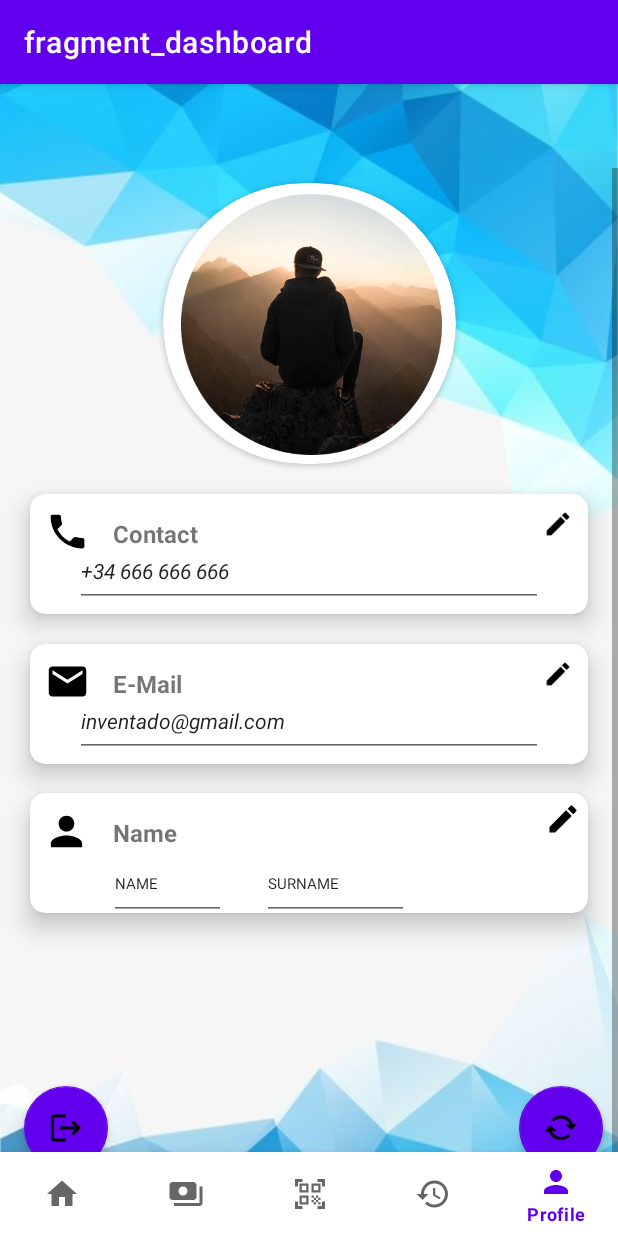
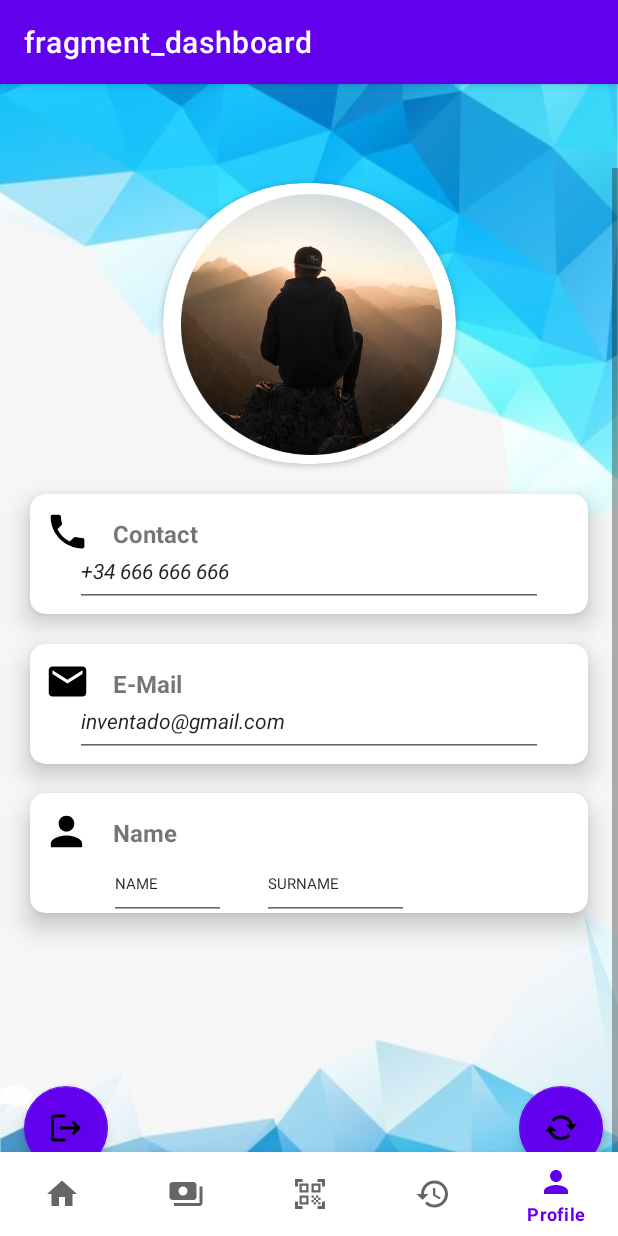
Before and after one commit to irenehernandezvelarde/CORN, an Android app: the ProfileFragment screen opened through its navigation route, on a phone screen of 412 x 824 dp. Run offline under Robolectric (Android 15) with nearby library versions, the phone set to English and light mode, and no system bars; our stand-ins replace navigation-ui.

```diff
--- a/CORN_App/CORN_App/app/src/main/java/com/example/cornapp/view/profile/ProfileFragment.java
+++ b/CORN_App/CORN_App/app/src/main/java/com/example/cornapp/view/profile/ProfileFragment.java
@@ -18,38 +18,16 @@ public class ProfileFragment extends Fragment {
     private FragmentProfileBinding binding;
     private ProfileViewModel viewModel;
 
-    private boolean userEditing = false;
-    private boolean contactEditing = false;
-    private boolean emailEditing = false;
-
-
     public View onCreateView(@NonNull LayoutInflater inflater, ViewGroup container, Bundle savedInstanceState) {
         binding = FragmentProfileBinding.inflate(inflater, container, false);
 
-        setupProfileUI();
         setupListeners();
-        setupObservers();
         viewModel = new ViewModelProvider(this).get(ProfileViewModel.class);
         return binding.getRoot();
     }
 
-    private void setupProfileUI() {
-        binding.profileUserNameValue.setFocusable(false);
-        binding.profileUserSurnameValue.setFocusable(false);
-        binding.profileEmailEdit.setFocusable(false);
-        binding.profileContactEdit.setFocusable(false);
-    }
 
     public void setupListeners(){
-        binding.profileUserEdit.setOnClickListener(view -> {
-            setUserEditable(!userEditing);
-        });
-        binding.profileContactEdit.setOnClickListener(view -> {
-            setContactEditable(!contactEditing);
-        });
-        binding.profileEmailCardview.setOnClickListener(view -> {
-            setEmailEditable(!emailEditing);
-        });
         binding.fab.setOnClickListener(view -> {
             viewModel.updateUser(
                     binding.profileUserNameValue.getText(),
@@ -60,26 +38,4 @@ public class ProfileFragment extends Fragment {
         });
     }
 
-    public void setupObservers(){
-        final Observer<UserBo> nameObserver = _user -> {
-            Log.d("5cos", _user.toString());
-        };
-    }
-
-    private void setEmailEditable(boolean state) {
-        binding.profileEmailEdit.setFocusable(state);
-        emailEditing = state;
-    }
-
-    private void setContactEditable(boolean state) {
-        binding.profileContactEdit.setFocusable(state);
-        contactEditing = state;
-    }
-
-    private void setUserEditable(boolean state) {
-        binding.profileUserNameValue.setFocusable(state);
-        binding.profileUserSurnameValue.setFocusable(state);
-        userEditing = state;
-    }
-
 }
--- /dev/null
+++ b/CORN_App/CORN_App/app/src/main/res/drawable/security.xml
@@ -0,0 +1,5 @@
+<vector android:height="24dp" android:tint="#000000"
+    android:viewportHeight="24" android:viewportWidth="24"
+    android:width="24dp" xmlns:android="http://schemas.android.com/apk/res/android">
+    <path android:fillColor="@android:color/white" android:pathData="M12,1L3,5v6c0,5.55 3.84,10.74 9,12 5.16,-1.26 9,-6.45 9,-12L21,5l-9,-4zM12,11.99h7c-0.53,4.12 -3.28,7.79 -7,8.94L12,12L5,12L5,6.3l7,-3.11v8.8z"/>
+</vector>
--- a/CORN_App/CORN_App/app/src/main/res/layout/fragment_profile.xml
+++ b/CORN_App/CORN_App/app/src/main/res/layout/fragment_profile.xml
@@ -48,171 +48,6 @@
                     app:layout_constraintEnd_toEndOf="parent"
                     app:layout_constraintHorizontal_bias="0.045"
                     app:layout_constraintStart_toStartOf="parent" />
-
-                <androidx.cardview.widget.CardView
-                    android:id="@+id/profile_main_cardview"
-                    android:layout_width="match_parent"
-                    android:layout_height="80dp"
-                    android:layout_marginHorizontal="10dp"
-                    android:layout_marginStart="20dp"
-                    android:layout_marginTop="180dp"
-                    android:layout_marginEnd="20dp"
-                    app:cardCornerRadius="10dp"
-                    app:cardElevation="10dp"
-                    app:layout_constraintBottom_toBottomOf="parent"
-                    app:layout_constraintEnd_toEndOf="parent"
-                    app:layout_constraintStart_toStartOf="parent"
-                    app:layout_constraintTop_toTopOf="parent">
-
-                    <androidx.constraintlayout.widget.ConstraintLayout
-                        android:layout_width="match_parent"
-                        android:layout_height="83dp">
-
-                        <com.google.android.material.textview.MaterialTextView
-                            android:id="@+id/profile_contact_name_image2"
-                            android:layout_width="wrap_content"
-                            android:layout_height="wrap_content"
-                            android:layout_margin="15dp"
-                            android:layout_marginTop="16dp"
-                            android:text="Name"
-                            android:textSize="16dp"
-                            android:textStyle="bold"
-                            app:layout_constraintEnd_toStartOf="@+id/profile_user_edit"
-                            app:layout_constraintHorizontal_bias="0.0"
-                            app:layout_constraintStart_toEndOf="@+id/profile_user_icon"
-                            app:layout_constraintTop_toTopOf="parent" />
-
-                        <ImageView
-                            android:id="@+id/profile_user_icon"
-                            android:layout_width="31dp"
-                            android:layout_height="31dp"
-                            android:layout_marginStart="2dp"
-                            android:layout_marginTop="10dp"
-                            android:contentDescription="UserIcon"
-                            android:src="@drawable/baseline_person_24"
-                            app:layout_constraintBottom_toBottomOf="parent"
-                            app:layout_constraintEnd_toEndOf="parent"
-                            app:layout_constraintHorizontal_bias="0.02"
-                            app:layout_constraintStart_toStartOf="parent"
-                            app:layout_constraintTop_toTopOf="parent"
-                            app:layout_constraintVertical_bias="0.0" />
-
-                        <ImageView
-                            android:id="@+id/profile_user_edit"
-                            android:layout_width="wrap_content"
-                            android:layout_height="wrap_content"
-                            android:src="@drawable/baseline_edit_24"
-                            app:layout_constraintBottom_toBottomOf="parent"
-                            app:layout_constraintEnd_toEndOf="parent"
-                            app:layout_constraintHorizontal_bias="0.986"
-                            app:layout_constraintStart_toStartOf="parent"
-                            app:layout_constraintTop_toTopOf="parent"
-                            app:layout_constraintVertical_bias="0.087" />
-
-                        <com.google.android.material.textfield.TextInputEditText
-                            android:id="@+id/profile_user_name_value"
-                            android:layout_width="78dp"
-                            android:layout_height="48dp"
-                            android:layout_marginVertical="20dp"
-                            android:layout_marginBottom="5dp"
-                            android:text="NAME"
-                            android:textSize="10sp"
-                            app:layout_constraintBottom_toBottomOf="parent"
-                            app:layout_constraintEnd_toStartOf="@+id/profile_user_surname_value"
-                            app:layout_constraintHorizontal_bias="0.688"
-                            app:layout_constraintStart_toStartOf="parent"
-                            app:layout_constraintTop_toBottomOf="@+id/profile_contact_name_image2" />
-
-                        <com.google.android.material.textfield.TextInputEditText
-                            android:id="@+id/profile_user_surname_value"
-                            android:layout_width="98dp"
-                            android:layout_height="48dp"
-                            android:text="SURNAME"
-                            android:textSize="10sp"
-                            app:layout_constraintBottom_toBottomOf="parent"
-                            app:layout_constraintEnd_toEndOf="parent"
-                            app:layout_constraintHorizontal_bias="0.564"
-                            app:layout_constraintStart_toStartOf="parent"
-                            app:layout_constraintTop_toBottomOf="@+id/profile_contact_name_image2" />
-
-                    </androidx.constraintlayout.widget.ConstraintLayout>
-
-                </androidx.cardview.widget.CardView>
-
-                <androidx.cardview.widget.CardView
-                    android:id="@+id/profile_email_cardview"
-                    android:layout_width="match_parent"
-                    android:layout_height="80dp"
-                    android:layout_marginHorizontal="10dp"
-                    android:layout_marginVertical="20dp"
-                    android:layout_marginStart="20dp"
-                    android:layout_marginEnd="20dp"
-                    app:cardCornerRadius="10dp"
-                    app:cardElevation="10dp"
-                    app:layout_constraintEnd_toEndOf="parent"
-                    app:layout_constraintStart_toStartOf="parent"
-                    app:layout_constraintTop_toBottomOf="@+id/profile_phone_cardview">
-
-                    <androidx.constraintlayout.widget.ConstraintLayout
-                        android:layout_width="match_parent"
-                        android:layout_height="match_parent">
-
-                        <ImageView
-                            android:id="@+id/profile_mail_icon"
-                            android:layout_width="30dp"
-                            android:layout_height="30dp"
-                            android:layout_margin="10dp"
-                            android:src="@drawable/baseline_email_24"
-                            app:layout_constraintStart_toStartOf="parent"
-                            app:layout_constraintTop_toTopOf="parent" />
-
-                        <com.google.android.material.textview.MaterialTextView
-                            android:id="@+id/profile_contact_mail_image"
-                            android:layout_width="wrap_content"
-                            android:layout_height="wrap_content"
-                            android:layout_margin="15dp"
-                            android:layout_marginTop="52dp"
-                            android:text="E-Mail"
-                            android:textSize="16dp"
-                            android:textStyle="bold"
-                            app:layout_constraintEnd_toEndOf="parent"
-                            app:layout_constraintHorizontal_bias="0.0"
-                            app:layout_constraintStart_toEndOf="@+id/profile_mail_icon"
-                            app:layout_constraintTop_toTopOf="parent" />
-
-                        <ImageView
-                            android:id="@+id/profile_email_edit"
-                            android:layout_width="20dp"
-                            android:layout_height="20dp"
-                            android:layout_margin="10dp"
-                            android:src="@drawable/baseline_edit_24"
-                            app:layout_constraintBottom_toBottomOf="parent"
-                            app:layout_constraintEnd_toEndOf="parent"
-                            app:layout_constraintHorizontal_bias="1.0"
-                            app:layout_constraintStart_toStartOf="parent"
-                            app:layout_constraintTop_toTopOf="parent"
-                            app:layout_constraintVertical_bias="0.0" />
-
-                        <com.google.android.material.textfield.TextInputEditText
-                            android:id="@+id/profile_email_edit_value"
-                            android:layout_width="match_parent"
-                            android:layout_height="wrap_content"
-                            android:layout_marginHorizontal="30dp"
-                            android:layout_marginTop="20dp"
-                            android:minHeight="48dp"
-                            android:text="inventado@gmail.com"
-                            android:textSize="14dp"
-                            android:textStyle="italic"
-                            app:layout_constraintBottom_toBottomOf="parent"
-                            app:layout_constraintEnd_toEndOf="parent"
-                            app:layout_constraintHorizontal_bias="0.05"
-                            app:layout_constraintStart_toStartOf="parent"
-                            app:layout_constraintTop_toTopOf="parent"
-                            app:layout_constraintVertical_bias="0.60" />
-
-                    </androidx.constraintlayout.widget.ConstraintLayout>
-
-                </androidx.cardview.widget.CardView>
 
                 <androidx.cardview.widget.CardView
                     android:id="@+id/cardView"
@@ -280,19 +115,6 @@
                             app:layout_constraintStart_toEndOf="@+id/profile_contact_icon"
                             app:layout_constraintTop_toTopOf="parent" />
 
-                        <ImageView
-                            android:id="@+id/profile_contact_edit"
-                            android:layout_width="20dp"
-                            android:layout_height="20dp"
-                            android:layout_margin="10dp"
-                            android:src="@drawable/baseline_edit_24"
-                            app:layout_constraintBottom_toBottomOf="parent"
-                            app:layout_constraintEnd_toEndOf="parent"
-                            app:layout_constraintHorizontal_bias="1.0"
-                            app:layout_constraintStart_toStartOf="parent"
-                            app:layout_constraintTop_toTopOf="parent"
-                            app:layout_constraintVertical_bias="0.0" />
-
                         <com.google.android.material.textfield.TextInputEditText
                             android:id="@+id/profile_contact_telf_value"
                             android:layout_width="match_parent"
@@ -314,6 +136,144 @@
 
                 </androidx.cardview.widget.CardView>
 
+                <androidx.cardview.widget.CardView
+                    android:id="@+id/profile_email_cardview"
+                    android:layout_width="match_parent"
+                    android:layout_height="80dp"
+                    android:layout_marginHorizontal="10dp"
+                    android:layout_marginVertical="20dp"
+                    android:layout_marginStart="20dp"
+                    android:layout_marginEnd="20dp"
+                    app:cardCornerRadius="10dp"
+                    app:cardElevation="10dp"
+                    app:layout_constraintEnd_toEndOf="parent"
+                    app:layout_constraintStart_toStartOf="parent"
+                    app:layout_constraintTop_toBottomOf="@+id/profile_phone_cardview">
+
+                    <androidx.constraintlayout.widget.ConstraintLayout
+                        android:layout_width="match_parent"
+                        android:layout_height="match_parent">
+
+                        <ImageView
+                            android:id="@+id/profile_mail_icon"
+                            android:layout_width="30dp"
+                            android:layout_height="30dp"
+                            android:layout_margin="10dp"
+                            android:src="@drawable/baseline_email_24"
+                            app:layout_constraintStart_toStartOf="parent"
+                            app:layout_constraintTop_toTopOf="parent" />
+
+                        <com.google.android.material.textview.MaterialTextView
+                            android:id="@+id/profile_contact_mail_image"
+                            android:layout_width="wrap_content"
+                            android:layout_height="wrap_content"
+                            android:layout_margin="15dp"
+                            android:layout_marginTop="52dp"
+                            android:text="E-Mail"
+                            android:textSize="16dp"
+                            android:textStyle="bold"
+                            app:layout_constraintEnd_toEndOf="parent"
+                            app:layout_constraintHorizontal_bias="0.0"
+                            app:layout_constraintStart_toEndOf="@+id/profile_mail_icon"
+                            app:layout_constraintTop_toTopOf="parent" />
+
+                        <com.google.android.material.textfield.TextInputEditText
+                            android:id="@+id/profile_email_edit_value"
+                            android:layout_width="match_parent"
+                            android:layout_height="wrap_content"
+                            android:layout_marginHorizontal="30dp"
+                            android:layout_marginTop="20dp"
+                            android:minHeight="48dp"
+                            android:text="inventado@gmail.com"
+                            android:textSize="14dp"
+                            android:textStyle="italic"
+                            app:layout_constraintBottom_toBottomOf="parent"
+                            app:layout_constraintEnd_toEndOf="parent"
+                            app:layout_constraintHorizontal_bias="0.05"
+                            app:layout_constraintStart_toStartOf="parent"
+                            app:layout_constraintTop_toTopOf="parent"
+                            app:layout_constraintVertical_bias="0.60" />
+
+                    </androidx.constraintlayout.widget.ConstraintLayout>
+
+                </androidx.cardview.widget.CardView>
+
+                <androidx.cardview.widget.CardView
+                    android:id="@+id/profile_main_cardview"
+                    android:layout_width="match_parent"
+                    android:layout_height="80dp"
+                    android:layout_marginHorizontal="10dp"
+                    android:layout_marginStart="20dp"
+                    android:layout_marginTop="180dp"
+                    android:layout_marginEnd="20dp"
+                    app:cardCornerRadius="10dp"
+                    app:cardElevation="10dp"
+                    app:layout_constraintBottom_toBottomOf="parent"
+                    app:layout_constraintEnd_toEndOf="parent"
+                    app:layout_constraintStart_toStartOf="parent"
+                    app:layout_constraintTop_toTopOf="parent">
+
+                    <androidx.constraintlayout.widget.ConstraintLayout
+                        android:layout_width="match_parent"
+                        android:layout_height="83dp">
+
+                        <com.google.android.material.textview.MaterialTextView
+                            android:id="@+id/profile_contact_name_image2"
+                            android:layout_width="wrap_content"
+                            android:layout_height="wrap_content"
+                            android:layout_margin="15dp"
+                            android:layout_marginTop="16dp"
+                            android:text="Name"
+                            android:textSize="16dp"
+                            android:textStyle="bold"
+                            app:layout_constraintStart_toEndOf="@+id/profile_user_icon"
+                            app:layout_constraintTop_toTopOf="parent" />
+
+                        <ImageView
+                            android:id="@+id/profile_user_icon"
+                            android:layout_width="31dp"
+                            android:layout_height="31dp"
+                            android:layout_marginStart="2dp"
+                            android:layout_marginTop="10dp"
+                            android:contentDescription="UserIcon"
+                            android:src="@drawable/baseline_person_24"
+                            app:layout_constraintBottom_toBottomOf="parent"
+                            app:layout_constraintEnd_toEndOf="parent"
+                            app:layout_constraintHorizontal_bias="0.02"
+                            app:layout_constraintStart_toStartOf="parent"
+                            app:layout_constraintTop_toTopOf="parent"
+                            app:layout_constraintVertical_bias="0.0" />
+
+                        <com.google.android.material.textfield.TextInputEditText
+                            android:id="@+id/profile_user_name_value"
+                            android:layout_width="78dp"
+                            android:layout_height="48dp"
+                            android:layout_marginVertical="20dp"
+                            android:layout_marginBottom="5dp"
+                            android:text="NAME"
+                            android:textSize="10sp"
+                            app:layout_constraintBottom_toBottomOf="parent"
+                            app:layout_constraintEnd_toStartOf="@+id/profile_user_surname_value"
+                            app:layout_constraintHorizontal_bias="0.688"
+                            app:layout_constraintStart_toStartOf="parent"
+                            app:layout_constraintTop_toBottomOf="@+id/profile_contact_name_image2" />
+
+                        <com.google.android.material.textfield.TextInputEditText
+                            android:id="@+id/profile_user_surname_value"
+                            android:layout_width="98dp"
+                            android:layout_height="48dp"
+                            android:text="SURNAME"
+                            android:textSize="10sp"
+                            app:layout_constraintBottom_toBottomOf="parent"
+                            app:layout_constraintEnd_toEndOf="parent"
+                            app:layout_constraintHorizontal_bias="0.564"
+                            app:layout_constraintStart_toStartOf="parent"
+                            app:layout_constraintTop_toBottomOf="@+id/profile_contact_name_image2" />
+
+                    </androidx.constraintlayout.widget.ConstraintLayout>
+
+                </androidx.cardview.widget.CardView>
+
             </androidx.constraintlayout.widget.ConstraintLayout>
         </LinearLayout>
     </ScrollView>
```
Also changed, not shown: CORN_App/CORN_App/app/src/main/res/drawable/card.png (deleted), CORN_App/CORN_App/app/src/main/res/drawable/images.jpeg (deleted).
